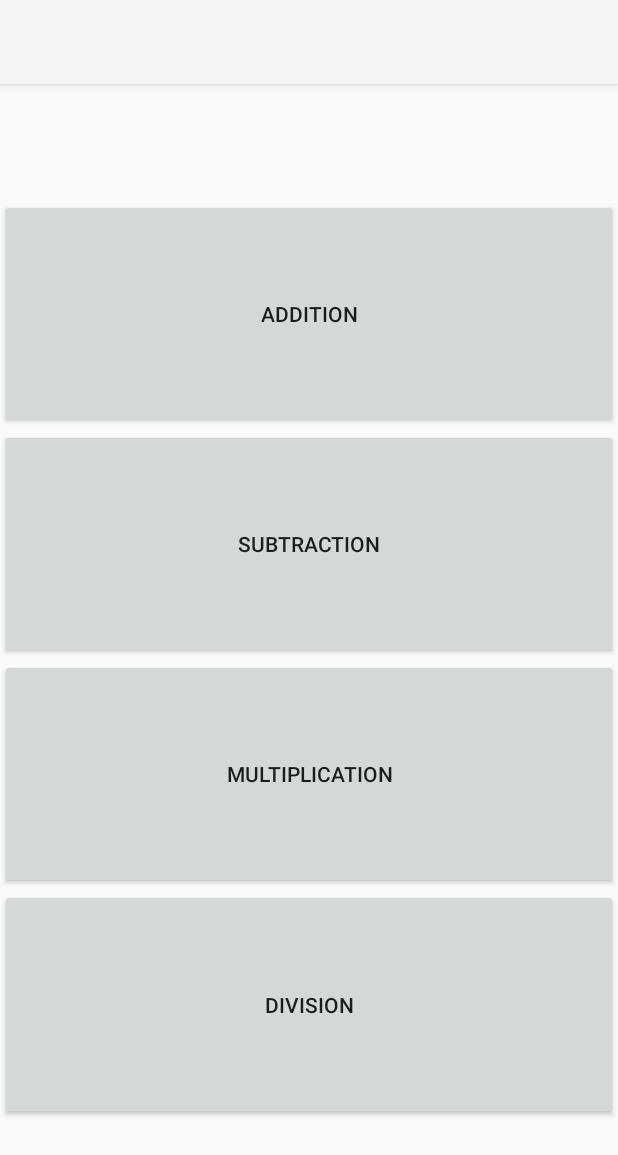
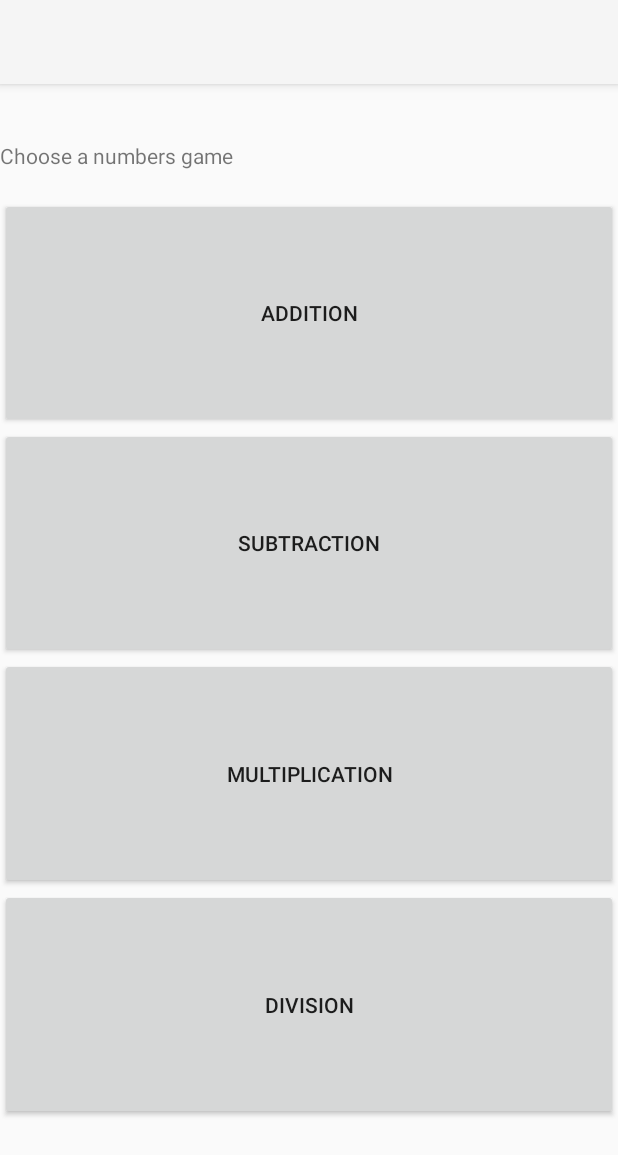
Before and after one commit to rubenbaskaran/BrainSpeedBoostApp, an Android app: the screen it shows after launch (NumbersMenuActivity), after a tap on "NUMBERS", on a phone screen of 412 x 824 dp. Shown: the top 1155 px of the screen. Run offline under Robolectric (Android 15) with nearby library versions, the phone set to English and light mode, and no system bars.

Commit message:
Implemented numbers games

```diff
--- a/app/src/main/java/rubenbaskaran/com/brainchallenge/GameCategories/NumbersGameActivity.java
+++ b/app/src/main/java/rubenbaskaran/com/brainchallenge/GameCategories/NumbersGameActivity.java
@@ -149,6 +149,7 @@ public class NumbersGameActivity extends AppCompatActivity
                         SaveScore();
                         finish();
                         Intent i = new Intent(getApplicationContext(), HighscoreActivity.class);
+                        i.putExtra("gametype", gameType);
                         startActivity(i);
                     }
                 })
--- a/app/src/main/java/rubenbaskaran/com/brainchallenge/Menus/MainMenuActivity.java
+++ b/app/src/main/java/rubenbaskaran/com/brainchallenge/Menus/MainMenuActivity.java
@@ -6,7 +6,6 @@ import android.support.annotation.Nullable;
 import android.support.v7.app.AppCompatActivity;
 import android.view.View;
 
-import rubenbaskaran.com.brainchallenge.Highscore.HighscoreActivity;
 import rubenbaskaran.com.brainchallenge.R;
 
 public class MainMenuActivity extends AppCompatActivity
@@ -24,12 +23,6 @@ public class MainMenuActivity extends AppCompatActivity
         startActivity(i);
     }
 
-    public void ShowHighscores(View view)
-    {
-        Intent i = new Intent(getApplicationContext(), HighscoreActivity.class);
-        startActivity(i);
-    }
-
     public void NavigateToColors(View view)
     {
     }
--- a/app/src/main/res/layout/activity_numbers_menu.xml
+++ b/app/src/main/res/layout/activity_numbers_menu.xml
@@ -4,14 +4,19 @@
     xmlns:tools="http://schemas.android.com/tools"
     android:layout_width="match_parent"
     android:layout_height="match_parent"
-    android:weightSum="1"
     android:orientation="vertical"
     tools:context="rubenbaskaran.com.brainchallenge.Menus.NumbersMenuActivity">
 
     <Space
         android:layout_width="match_parent"
         android:layout_height="0dp"
-        android:layout_weight="0.1"></Space>
+        android:layout_weight="0.05"/>
+
+    <TextView
+        android:layout_width="match_parent"
+        android:layout_height="0dp"
+        android:layout_weight="0.05"
+        android:text="Choose a numbers game"/>
 
     <Button
         android:layout_width="match_parent"
@@ -48,6 +53,6 @@
     <Space
         android:layout_width="match_parent"
         android:layout_height="0dp"
-        android:layout_weight="0.1"></Space>
+        android:layout_weight="0.1"/>
 
 </LinearLayout>
```
Also changed, not shown: app/src/main/java/rubenbaskaran/com/brainchallenge/Menus/NumbersMenuActivity.java (+9 -9 lines), app/src/main/res/layout/activity_addition.xml (+7 -1 lines), app/src/main/res/layout/activity_division.xml (+7 -1 lines), app/src/main/res/layout/activity_mainmenu.xml (+0 -7 lines), app/src/main/res/layout/activity_multiplication.xml (+7 -1 lines), app/src/main/res/layout/activity_subtraction.xml (+7 -1 lines).
